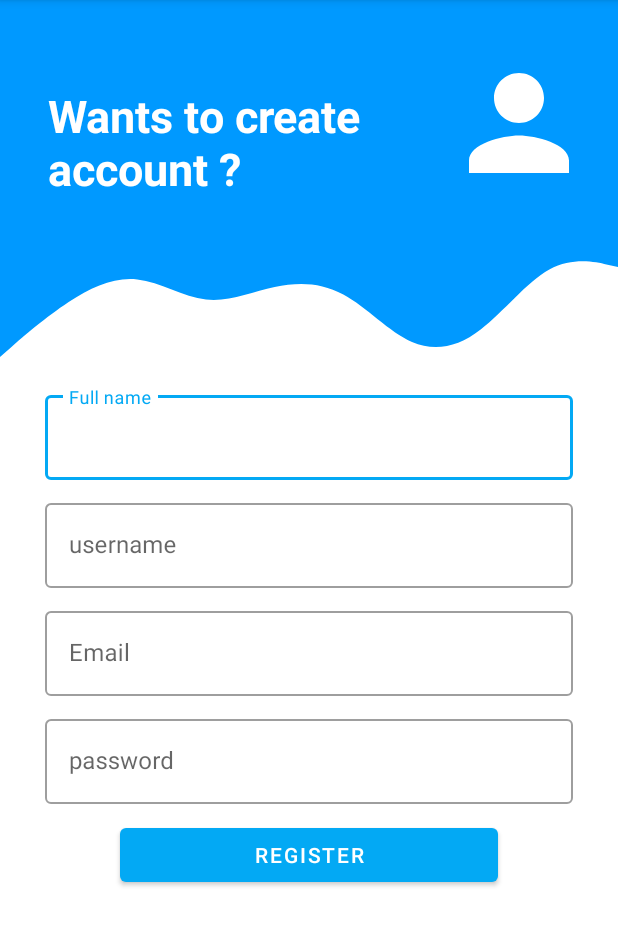
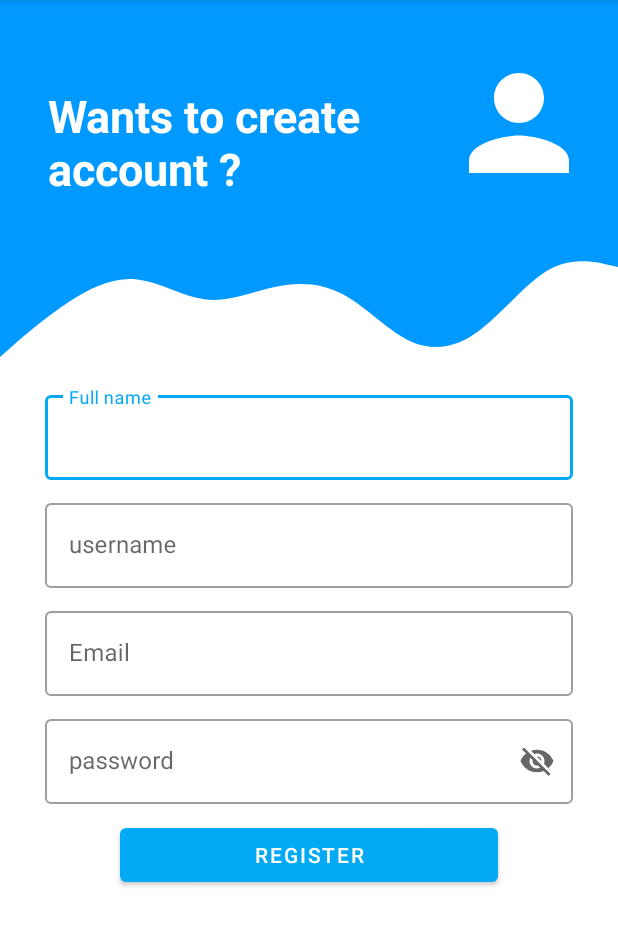
Before and after one commit to shubham-sapkal/ReferBusinessApp, an Android app: the RegisterActivity screen opened directly, with no data from a screen before it, on a phone screen of 412 x 824 dp, the part 84-1030 px from its top. Run offline under Robolectric (Android 15) with nearby library versions, the phone set to English and light mode, and no system bars; our stand-ins replace Firebase (no records; nobody signed in at launch, a user with empty details on screens opened directly).

Commit message:
added password toggle button in passwordTextInputLayout

```diff
--- a/app/src/main/res/layout/activity_register.xml
+++ b/app/src/main/res/layout/activity_register.xml
@@ -110,7 +110,8 @@
             <com.google.android.material.textfield.TextInputEditText
                 android:id="@+id/emailEditText"
                 android:layout_width="match_parent"
-                android:layout_height="wrap_content"/>
+                android:layout_height="wrap_content"
+                android:inputType="textEmailAddress"/>
 
         </com.google.android.material.textfield.TextInputLayout>
 
@@ -122,6 +123,7 @@
             android:layout_marginRight="30dp"
             android:layout_marginLeft="30dp"
             android:hint="password"
+            app:endIconMode="password_toggle"
             style="@style/Widget.MaterialComponents.TextInputLayout.OutlinedBox"
             app:layout_constraintTop_toBottomOf="@id/emailTextInputlayout">
 
```
